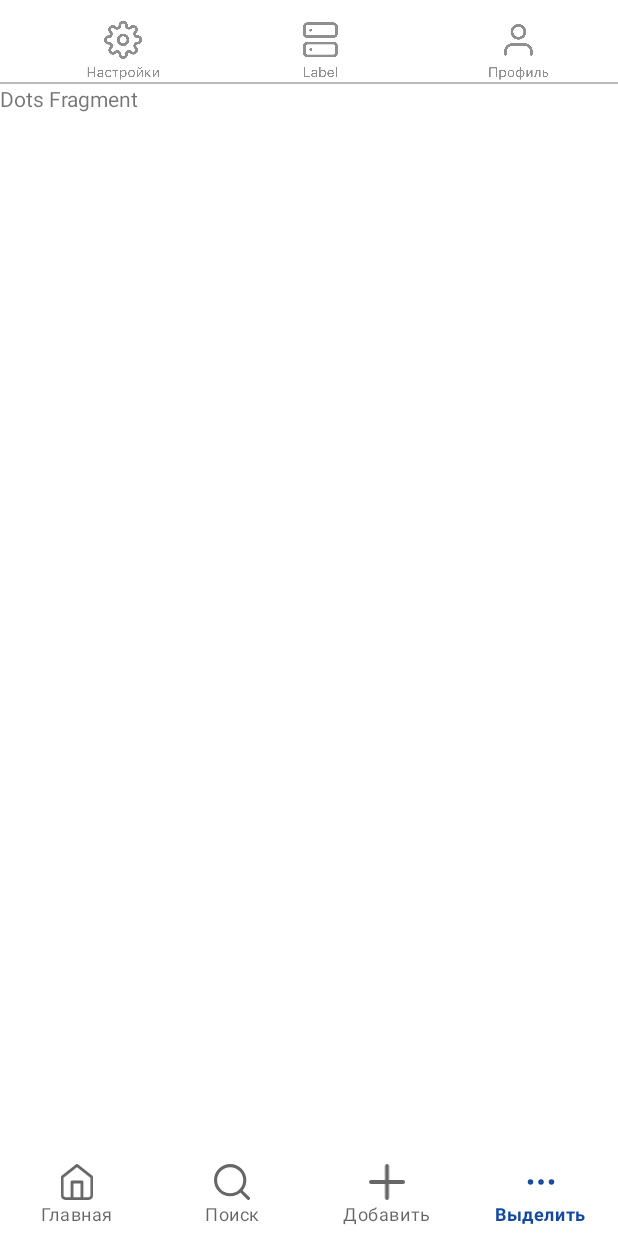
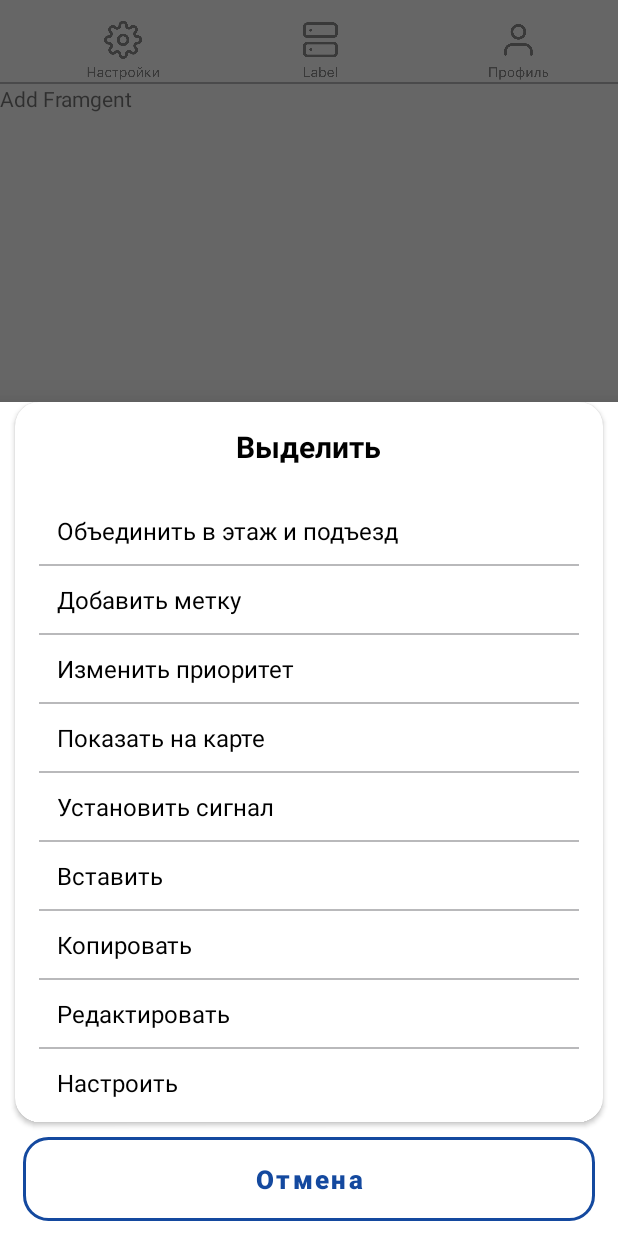
Before and after one commit to Ru7tam/Electron, an Android app: the MainAccountActivity screen opened directly, with no data from a screen before it, item 4 of the bottom bar chosen, on a phone screen of 412 x 824 dp. Run offline under Robolectric (Android 15) with nearby library versions, the phone set to English and light mode, and no system bars.

Commit message:
Changed to BottomSheetFragment

```diff
--- a/app/src/main/java/com/example/house_analysis/ui/profile/MainAccountActivity.kt
+++ b/app/src/main/java/com/example/house_analysis/ui/profile/MainAccountActivity.kt
@@ -16,6 +16,7 @@
 import com.example.house_analysis.R
 import com.example.house_analysis.databinding.ActivityAccountMainBinding
 import com.example.house_analysis.ui.profile.bottom_nav.AddFragment
+import com.example.house_analysis.ui.profile.bottom_nav.BottomSheetDialogFagment
 import com.example.house_analysis.ui.profile.bottom_nav.DotsFragment
 import com.example.house_analysis.ui.profile.bottom_nav.NoTasksFragment
 import com.example.house_analysis.ui.profile.bottom_nav.SearchFragment
@@ -24,8 +25,9 @@
 import com.example.house_analysis.ui.profile.top_nav.ProfileFragment
 import com.example.house_analysis.ui.profile.top_nav.SettingsFragment
 import com.example.house_analysis.ui.profile.top_nav.TasksFragment
+import com.google.android.material.bottomsheet.BottomSheetDialogFragment
 
-class MainAccountActivity : AppCompatActivity() {
+class MainAccountActivity : AppCompatActivity(){
     lateinit var binding: ActivityAccountMainBinding
     override fun onCreate(savedInstanceState: Bundle?) {
         super.onCreate(savedInstanceState)
@@ -113,7 +115,7 @@
                     R.id.add ->
                         openFragment(AddFragment())
                     R.id.dots ->
-                        openFragment(DotsFragment())
+                        bottomSheetDialog()
                     else -> false
                 }
             }
@@ -135,23 +137,12 @@
         }
     }
     fun bottomSheetDialog():Boolean{
-//        val bottomSheetDialog = findViewById<LinearLayout>(R.id.bottomSheetDialog)
-//        bottomSheetDialog.setOnClickListener {
+        val bottomSheetFragment = BottomSheetDialogFagment()
+        bottomSheetFragment.show(supportFragmentManager, "bottom_sheet_tag")
 
-        val dialog = BottomSheetDialog(this)
-        dialog.setContentView(R.layout.bottomsheet)
-        val closeBtn = dialog.findViewById<Button>(R.id.cancel)
-        closeBtn?.setOnClickListener {
-            dialog.dismiss()
-        }
-        dialog.window?.attributes?.width = WindowManager.LayoutParams.MATCH_PARENT // Set width to match parent
-        dialog.window?.attributes?.height = WindowManager.LayoutParams.WRAP_CONTENT // Set height to wrap content
-        dialog.window?.setBackgroundDrawable(ColorDrawable(Color.TRANSPARENT))
-        dialog.setCancelable(false)
-        dialog.show()
 
-        return true
-//        }
+        return false
+
     }
 
 
--- /dev/null
+++ b/app/src/main/java/com/example/house_analysis/ui/profile/bottom_nav/BottomSheetDialogFagment.kt
@@ -0,0 +1,29 @@
+package com.example.house_analysis.ui.profile.bottom_nav
+
+import android.app.Dialog
+import android.graphics.Color
+import android.graphics.drawable.ColorDrawable
+import android.os.Bundle
+import android.view.LayoutInflater
+import android.widget.Button
+import androidx.fragment.app.Fragment
+import com.example.house_analysis.R
+import com.google.android.material.bottomsheet.BottomSheetDialogFragment
+
+class BottomSheetDialogFagment: BottomSheetDialogFragment() {
+    override fun onCreateDialog(savedInstanceState: Bundle?): Dialog {
+        val dialog = super.onCreateDialog(savedInstanceState)
+        val view = LayoutInflater.from(context).inflate(R.layout.bottomsheet, null)
+
+        // Customize the views in the bottom sheet dialog
+
+        dialog.setContentView(view)
+        val closeBtn = dialog.findViewById<Button>(R.id.cancel)
+        closeBtn?.setOnClickListener {
+            dialog.dismiss()
+        }
+
+        return dialog
+    }
+
+}
--- a/app/src/main/res/layout/bottomsheet.xml
+++ b/app/src/main/res/layout/bottomsheet.xml
@@ -1,6 +1,7 @@
 <?xml version="1.0" encoding="utf-8"?>
 <LinearLayout
     android:backgroundTint="@android:color/transparent"
+    android:background="@android:color/transparent"
     android:id="@+id/bottomSheetDialog"
     android:orientation="vertical"
     xmlns:android="http://schemas.android.com/apk/res/android"
```
